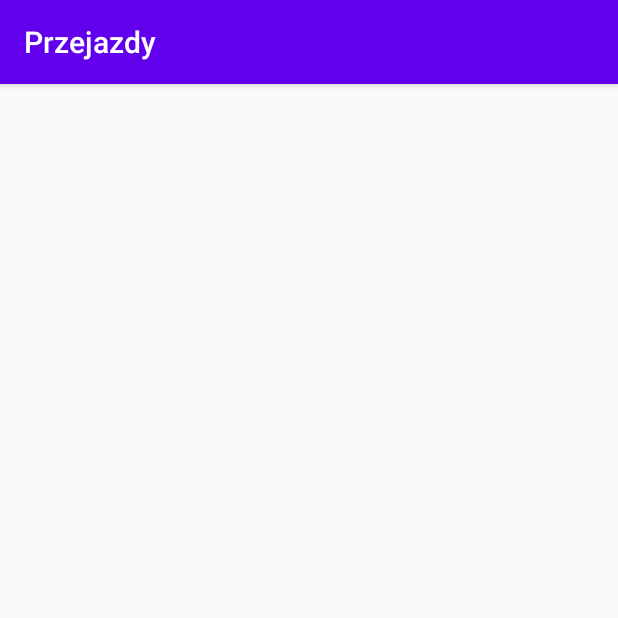
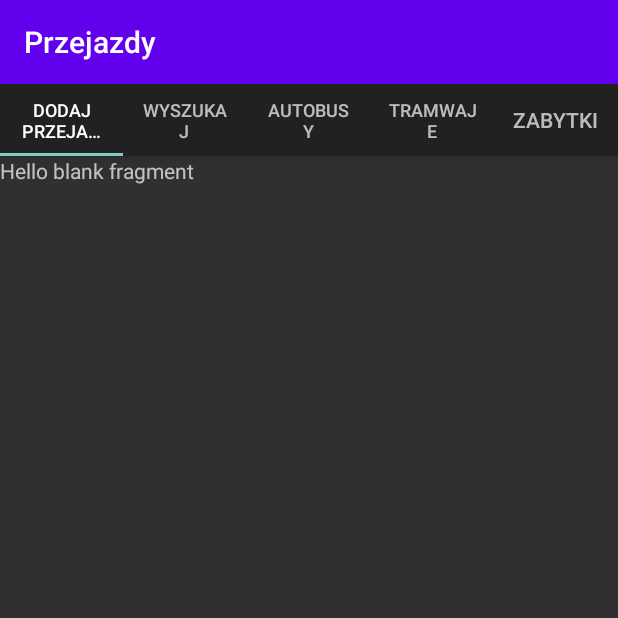
Before and after one commit to Kamilos15ppp/Przejazdy, an Android app: the HomePageActivity screen opened directly, with no data from a screen before it, on a phone screen of 412 x 824 dp, the top half of it. Run offline under Robolectric (Android 15) with nearby library versions, the phone set to English and light mode, and no system bars.

Commit message:
Added tabLayout for fragments

```diff
--- a/app/build.gradle
+++ b/app/build.gradle
@@ -32,5 +32,5 @@ dependencies {
 
     implementation "com.github.parse-community.Parse-SDK-Android:parse:1.24.2"
     implementation 'com.github.Shashank02051997:FancyToast-Android:0.1.6'
-
+    implementation 'com.google.android.material:material:1.2.0-alpha06'
 }
--- a/app/src/main/AndroidManifest.xml
+++ b/app/src/main/AndroidManifest.xml
@@ -10,7 +10,11 @@
         android:roundIcon="@mipmap/ic_launcher_round"
         android:supportsRtl="true"
         android:theme="@style/AppTheme">
-        <activity android:name=".HomePageActivity"></activity>
+        <activity android:name=".HomePageActivity"
+
+            android:theme="@style/Theme.AppCompat.NoActionBar"
+
+            ></activity>
         <activity android:name=".SignupActivity" />
         <activity android:name=".LoginActivity">
             <intent-filter>
--- a/app/src/main/java/com/example/przejazdy/HomePageActivity.java
+++ b/app/src/main/java/com/example/przejazdy/HomePageActivity.java
@@ -2,13 +2,35 @@ package com.example.przejazdy;
 
 import android.os.Bundle;
 
+
 import androidx.appcompat.app.AppCompatActivity;
+import androidx.appcompat.widget.Toolbar;
+import androidx.viewpager.widget.ViewPager;
+
+import com.google.android.material.tabs.TabLayout;
 
 public class HomePageActivity extends AppCompatActivity {
+
+    private Toolbar toolbar;
+    private ViewPager viewPager;
+    private TabLayout tabLayout;
+    private TabAdapter tabAdapter;
 
     @Override
     protected void onCreate(Bundle savedInstanceState) {
         super.onCreate(savedInstanceState);
         setContentView(R.layout.activity_home_page);
+
+        toolbar = findViewById(R.id.toolbar);
+        setSupportActionBar(toolbar);
+
+        viewPager = findViewById(R.id.viewPager);
+        tabAdapter = new TabAdapter(getSupportFragmentManager());
+        viewPager.setAdapter(tabAdapter);
+
+        tabLayout = findViewById(R.id.tabLayout);
+        tabLayout.setupWithViewPager(viewPager, false);
+
     }
+
 }
--- /dev/null
+++ b/app/src/main/java/com/example/przejazdy/TabAdapter.java
@@ -0,0 +1,63 @@
+package com.example.przejazdy;
+
+import androidx.annotation.NonNull;
+import androidx.annotation.Nullable;
+import androidx.fragment.app.Fragment;
+import androidx.fragment.app.FragmentManager;
+import androidx.fragment.app.FragmentPagerAdapter;
+
+public class TabAdapter extends FragmentPagerAdapter {
+
+    public TabAdapter(@NonNull FragmentManager fm) {
+
+        super(fm);
+    }
+
+    @NonNull
+    @Override
+    public Fragment getItem(int tabPosition) {
+
+        switch (tabPosition) {
+
+            case 0:
+                return new AddTransit();
+            case 1:
+                return new Search();
+            case 2:
+                return new Bus();
+            case 3:
+                return new Tram();
+            case 4:
+                return new Relic();
+            default: return null;
+        }
+
+    }
+
+    @Override
+    public int getCount() {
+        return 5;
+    }
+
+    @Nullable
+    @Override
+    public CharSequence getPageTitle(int position) {
+
+        switch (position) {
+
+            case 0:
+                return "Dodaj przejazd";
+            case 1:
+                return "Wyszukaj";
+            case 2:
+                return "Autobusy";
+            case 3:
+                return "Tramwaje";
+            case 4:
+                return "Zabytki";
+            default: return null;
+
+        }
+        //return super.getPageTitle(position);
+    }
+}
--- a/app/src/main/res/layout/activity_home_page.xml
+++ b/app/src/main/res/layout/activity_home_page.xml
@@ -1,9 +1,31 @@
 <?xml version="1.0" encoding="utf-8"?>
-<androidx.constraintlayout.widget.ConstraintLayout xmlns:android="http://schemas.android.com/apk/res/android"
+<RelativeLayout xmlns:android="http://schemas.android.com/apk/res/android"
     xmlns:app="http://schemas.android.com/apk/res-auto"
     xmlns:tools="http://schemas.android.com/tools"
     android:layout_width="match_parent"
     android:layout_height="match_parent"
     tools:context=".HomePageActivity">
 
-</androidx.constraintlayout.widget.ConstraintLayout>
+    <com.google.android.material.appbar.AppBarLayout
+        android:id="@+id/appBarLayout"
+        android:layout_width="match_parent"
+        android:layout_height="wrap_content">
+
+        <include android:id="@+id/toolbar"
+            layout="@layout/toolbar"/>
+
+        <com.google.android.material.tabs.TabLayout
+            android:id="@+id/tabLayout"
+            android:layout_width="match_parent"
+            android:layout_height="wrap_content"
+            android:theme="@style/ThemeOverlay.AppCompat.Dark.ActionBar"/>
+
+    </com.google.android.material.appbar.AppBarLayout>
+
+    <androidx.viewpager.widget.ViewPager
+        android:id="@+id/viewPager"
+        android:layout_width="match_parent"
+        android:layout_height="wrap_content"
+        android:layout_below="@+id/appBarLayout"/>
+
+</RelativeLayout>
--- /dev/null
+++ b/app/src/main/res/layout/toolbar.xml
@@ -0,0 +1,10 @@
+<?xml version="1.0" encoding="utf-8"?>
+<androidx.appcompat.widget.Toolbar
+    xmlns:android="http://schemas.android.com/apk/res/android"
+    android:layout_width="match_parent"
+    android:layout_height="wrap_content"
+    android:id="@+id/toolbar"
+    android:background="@color/colorPrimary"
+    android:theme="@style/ThemeOverlay.AppCompat.Dark.ActionBar">
+
+</androidx.appcompat.widget.Toolbar>
```
